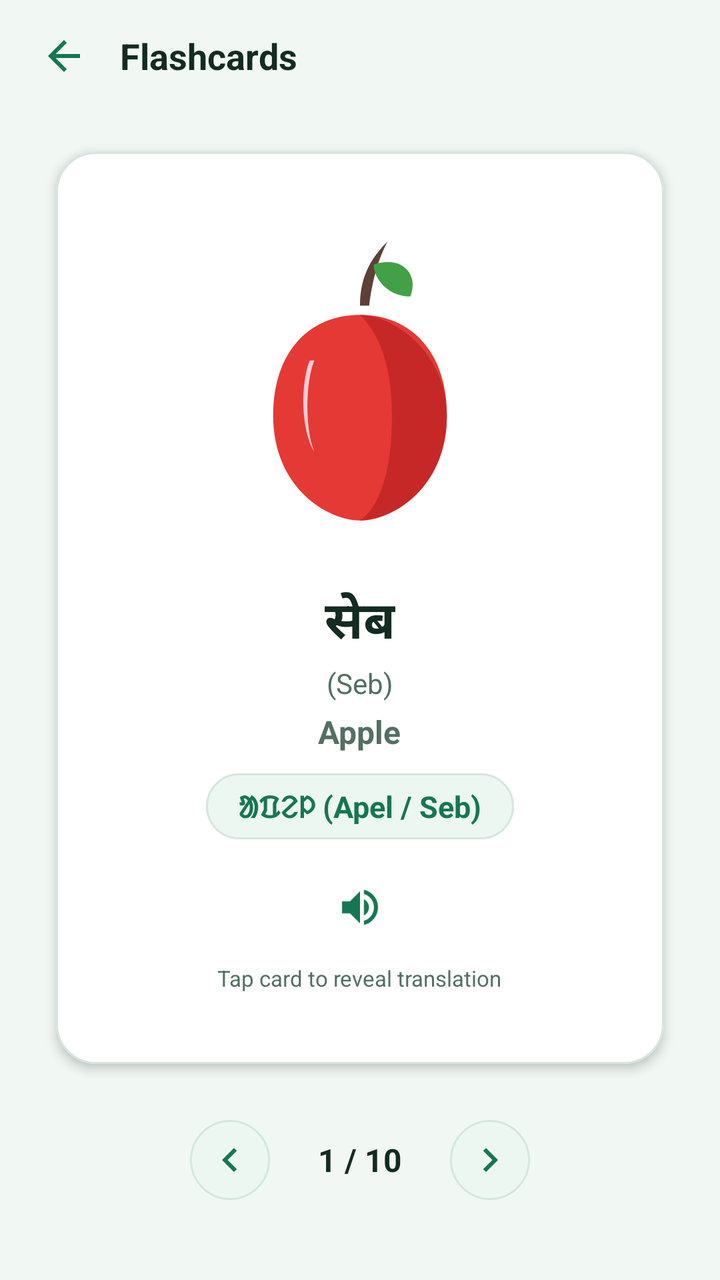
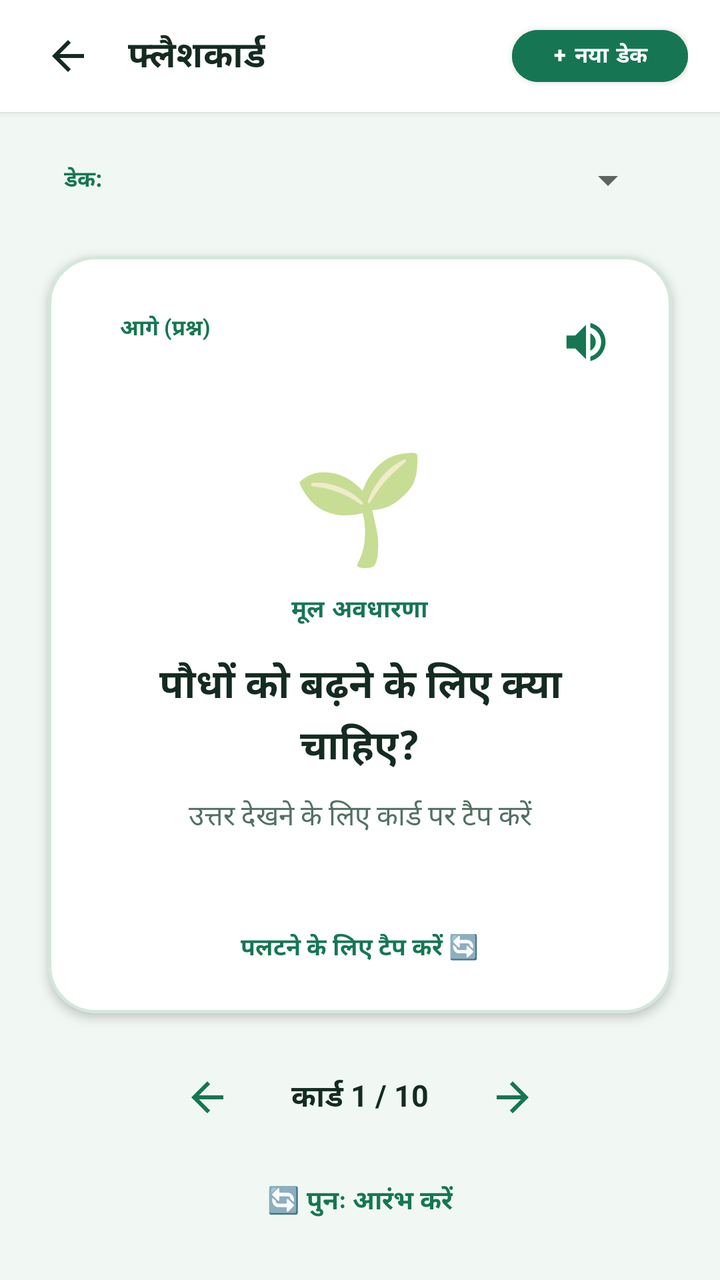

Compare the two renders of this Android layout. The source of the first and the diff that turns it into the second are given below.
<!-- AndroidManifest.xml: application theme Theme.VernacularLearning -->
<!-- res/layout/activity_flashcard.xml -->
<?xml version="1.0" encoding="utf-8"?>
<androidx.constraintlayout.widget.ConstraintLayout xmlns:android="http://schemas.android.com/apk/res/android"
    xmlns:app="http://schemas.android.com/apk/res-auto"
    xmlns:tools="http://schemas.android.com/tools"
    android:id="@+id/flashcardRoot"
    android:layout_width="match_parent"
    android:layout_height="match_parent"
    android:background="?attr/customBackgroundColor">

    
    <LinearLayout
        android:id="@+id/flashcardTopBar"
        android:layout_width="match_parent"
        android:layout_height="56dp"
        android:gravity="center_vertical"
        android:orientation="horizontal"
        android:paddingHorizontal="16dp"
        app:layout_constraintEnd_toEndOf="parent"
        app:layout_constraintStart_toStartOf="parent"
        app:layout_constraintTop_toTopOf="parent">

        <ImageView
            android:id="@+id/btnFlashcardBack"
            android:layout_width="32dp"
            android:layout_height="32dp"
            android:background="?attr/selectableItemBackgroundBorderless"
            android:contentDescription="Back"
            android:padding="4dp"
            android:src="@drawable/ic_arrow_back"
            app:tint="?attr/customPrimaryColor" />

        <TextView
            android:layout_width="0dp"
            android:layout_height="wrap_content"
            android:layout_marginStart="12dp"
            android:layout_weight="1"
            android:text="@string/flashcards_title"
            android:textColor="?attr/customTextColor"
            android:textSize="18sp"
            android:textStyle="bold" />
    </LinearLayout>

    
    <com.google.android.material.card.MaterialCardView
        android:id="@+id/cardFlashcardMain"
        android:layout_width="0dp"
        android:layout_height="0dp"
        android:layout_marginHorizontal="28dp"
        android:layout_marginTop="20dp"
        android:layout_marginBottom="24dp"
        android:clickable="true"
        android:focusable="true"
        app:cardBackgroundColor="?attr/customCardColor"
        app:cardCornerRadius="20dp"
        app:cardElevation="3dp"
        app:layout_constraintBottom_toTopOf="@+id/flashcardControls"
        app:layout_constraintEnd_toEndOf="parent"
        app:layout_constraintStart_toStartOf="parent"
        app:layout_constraintTop_toBottomOf="@+id/flashcardTopBar"
        app:strokeColor="?attr/customBorderColor"
        app:strokeWidth="1dp">

        <LinearLayout
            android:layout_width="match_parent"
            android:layout_height="match_parent"
            android:gravity="center"
            android:orientation="vertical"
            android:padding="24dp">

            
            <ImageView
                android:id="@+id/ivFlashcardVisual"
                android:layout_width="160dp"
                android:layout_height="160dp"
                android:contentDescription="Flashcard illustration"
                android:scaleType="fitCenter"
                android:src="@drawable/ic_apple_single" />

            
            <TextView
                android:id="@+id/tvFlashcardHindi"
                android:layout_width="wrap_content"
                android:layout_height="wrap_content"
                android:layout_marginTop="20dp"
                android:text="@string/flashcard_hindi_word"
                android:textColor="?attr/customTextColor"
                android:textSize="26sp"
                android:textStyle="bold" />

            
            <TextView
                android:id="@+id/tvFlashcardTransliteration"
                android:layout_width="wrap_content"
                android:layout_height="wrap_content"
                android:layout_marginTop="2dp"
                android:text="@string/flashcard_transliteration"
                android:textColor="?attr/customTextSecondaryColor"
                android:textSize="14sp" />

            
            <TextView
                android:id="@+id/tvFlashcardEnglish"
                android:layout_width="wrap_content"
                android:layout_height="wrap_content"
                android:layout_marginTop="4dp"
                android:text="@string/flashcard_english_word"
                android:textColor="?attr/customTextSecondaryColor"
                android:textSize="16sp"
                android:textStyle="bold" />

            
            <TextView
                android:id="@+id/tvFlashcardMotherTongue"
                android:layout_width="wrap_content"
                android:layout_height="wrap_content"
                android:layout_marginTop="10dp"
                android:background="@drawable/bg_pill_secondary"
                android:paddingHorizontal="16dp"
                android:paddingVertical="6dp"
                android:text="@string/flashcard_santhali_word"
                android:textColor="?attr/customPrimaryColor"
                android:textSize="15sp"
                android:textStyle="bold" />

            
            <ImageView
                android:id="@+id/btnFlashcardAudio"
                android:layout_width="40dp"
                android:layout_height="40dp"
                android:layout_marginTop="14dp"
                android:background="?attr/selectableItemBackgroundBorderless"
                android:contentDescription="Play pronunciation"
                android:padding="8dp"
                android:src="@drawable/ic_speaker"
                app:tint="?attr/customPrimaryColor" />

            
            <TextView
                android:id="@+id/tvTapHint"
                android:layout_width="wrap_content"
                android:layout_height="wrap_content"
                android:layout_marginTop="8dp"
                android:text="@string/tap_to_reveal"
                android:textColor="?attr/customTextSecondaryColor"
                android:textSize="11sp" />

        </LinearLayout>
    </com.google.android.material.card.MaterialCardView>

    
    <LinearLayout
        android:id="@+id/flashcardControls"
        android:layout_width="wrap_content"
        android:layout_height="48dp"
        android:layout_marginBottom="36dp"
        android:gravity="center"
        android:orientation="horizontal"
        app:layout_constraintBottom_toBottomOf="parent"
        app:layout_constraintEnd_toEndOf="parent"
        app:layout_constraintStart_toStartOf="parent">

        
        <ImageView
            android:id="@+id/btnPrevCard"
            android:layout_width="40dp"
            android:layout_height="40dp"
            android:background="@drawable/bg_pill_secondary"
            android:clickable="true"
            android:contentDescription="Previous Card"
            android:focusable="true"
            android:padding="8dp"
            android:src="@drawable/ic_arrow_left"
            app:tint="?attr/customPrimaryColor" />

        
        <TextView
            android:id="@+id/tvCardCounter"
            android:layout_width="wrap_content"
            android:layout_height="wrap_content"
            android:layout_marginHorizontal="24dp"
            android:text="@string/flashcard_counter_sample"
            android:textColor="?attr/customTextColor"
            android:textSize="16sp"
            android:textStyle="bold" />

        
        <ImageView
            android:id="@+id/btnNextCard"
            android:layout_width="40dp"
            android:layout_height="40dp"
            android:background="@drawable/bg_pill_secondary"
            android:clickable="true"
            android:contentDescription="Next Card"
            android:focusable="true"
            android:padding="8dp"
            android:src="@drawable/ic_arrow_right"
            app:tint="?attr/customPrimaryColor" />

    </LinearLayout>

    
    <LinearLayout
        android:id="@+id/layoutEmptyFlashcards"
        android:layout_width="wrap_content"
        android:layout_height="wrap_content"
        android:gravity="center"
        android:orientation="vertical"
        android:padding="32dp"
        android:visibility="gone"
        app:layout_constraintBottom_toBottomOf="parent"
        app:layout_constraintEnd_toEndOf="parent"
        app:layout_constraintStart_toStartOf="parent"
        app:layout_constraintTop_toBottomOf="@+id/flashcardTopBar">

        <ImageView
            android:layout_width="64dp"
            android:layout_height="64dp"
            android:contentDescription="No flashcards"
            android:src="@drawable/ic_language"
            app:tint="?attr/customTextSecondaryColor" />

        <TextView
            android:layout_width="wrap_content"
            android:layout_height="wrap_content"
            android:layout_marginTop="16dp"
            android:gravity="center"
            android:text="@string/empty_flashcards_title"
            android:textColor="?attr/customTextColor"
            android:textSize="18sp"
            android:textStyle="bold" />

        <TextView
            android:layout_width="wrap_content"
            android:layout_height="wrap_content"
            android:layout_marginTop="8dp"
            android:gravity="center"
            android:text="@string/empty_flashcards_desc"
            android:textColor="?attr/customTextSecondaryColor"
            android:textSize="13sp" />
    </LinearLayout>

</androidx.constraintlayout.widget.ConstraintLayout>
<!-- resources referenced by this layout -->
<resources>
  <!-- drawable bg_pill_secondary (drawable) -->
  <?xml version="1.0" encoding="utf-8"?>
  <shape xmlns:android="http://schemas.android.com/apk/res/android"
      android:shape="rectangle">
      <corners android:radius="20dp" />
      <solid android:color="?attr/customCardTintColor" />
      <stroke
          android:width="1dp"
          android:color="?attr/customBorderColor" />
  </shape>
  <!-- drawable ic_arrow_back (drawable) -->
  <vector xmlns:android="http://schemas.android.com/apk/res/android"
      android:width="24dp"
      android:height="24dp"
      android:viewportWidth="24"
      android:viewportHeight="24">
    <path
        android:fillColor="#167653"
        android:pathData="M20,11H7.83l5.59,-5.59L12,4l-8,8 8,8 1.41,-1.41L7.83,13H20v-2z"/>
  </vector>
  <!-- drawable ic_arrow_left (drawable) -->
  <vector xmlns:android="http://schemas.android.com/apk/res/android"
      android:width="24dp"
      android:height="24dp"
      android:viewportWidth="24"
      android:viewportHeight="24">
    <path
        android:fillColor="#167653"
        android:pathData="M15.41,7.41L14,6l-6,6 6,6 1.41,-1.41L10.83,12z"/>
  </vector>
  <!-- drawable ic_arrow_right (drawable) -->
  <vector xmlns:android="http://schemas.android.com/apk/res/android"
      android:width="24dp"
      android:height="24dp"
      android:viewportWidth="24"
      android:viewportHeight="24">
    <path
        android:fillColor="#167653"
        android:pathData="M10,6L8.59,7.41 13.17,12l-4.58,4.59L10,18l6,-6z"/>
  </vector>
  <!-- drawable ic_language (drawable) -->
  <vector xmlns:android="http://schemas.android.com/apk/res/android"
      android:width="24dp"
      android:height="24dp"
      android:viewportWidth="24"
      android:viewportHeight="24">
    <path
        android:fillColor="#167653"
        android:pathData="M11.99,2C6.47,2 2,6.48 2,12s4.47,10 9.99,10C17.52,22 22,17.52 22,12S17.52,2 11.99,2zm6.93,6h-2.95c-0.32,-1.25 -0.78,-2.45 -1.38,-3.56 1.84,0.63 3.37,1.91 4.33,3.56zM12,4.04c0.83,1.2 1.48,2.53 1.91,3.96h-3.82c0.43,-1.43 1.08,-2.76 1.91,-3.96zM4.26,14C4.1,13.36 4,12.69 4,12s0.1,-1.36 0.26,-2h3.38c-0.08,0.66 -0.14,1.32 -0.14,2 0,0.68 0.06,1.34 0.14,2H4.26zm0.82,2h2.95c0.32,1.25 0.78,2.45 1.38,3.56 -1.84,-0.63 -3.37,-1.9 -4.33,-3.56zm2.95,-8H5.08c0.96,-1.66 2.49,-2.93 4.33,-3.56 -0.6,1.11 -1.06,2.31 -1.38,3.56zM12,19.96c-0.83,-1.2 -1.48,-2.53 -1.91,-3.96h3.82c-0.43,1.43 -1.08,2.76 -1.91,3.96zM14.34,14H9.66c-0.09,-0.66 -0.16,-1.32 -0.16,-2 0,-0.68 0.07,-1.35 0.16,-2h4.68c0.09,0.65 0.16,1.32 0.16,2 0,0.68 -0.07,1.34 -0.16,2zm0.15,5.56c0.6,-1.11 1.06,-2.31 1.38,-3.56h2.95c-0.96,1.65 -2.49,2.93 -4.33,3.56zM16.36,14c0.08,-0.66 0.14,-1.32 0.14,-2 0,-0.68 -0.06,-1.34 -0.14,-2h3.38c0.16,0.64 0.26,1.31 0.26,2s-0.1,1.36 -0.26,2h-3.38z"/>
  </vector>
  <string name="empty_flashcards_desc">No vocabulary flashcards found offline. Vocabulary items will appear here when added.</string>
  <string name="empty_flashcards_title">No Flashcards Available</string>
  <string name="flashcard_counter_sample">1 / 10</string>
  <string name="flashcard_english_word">Apple</string>
  <string name="flashcard_hindi_word">सेब</string>
  <string name="flashcard_santhali_word">ᱟᱯᱮᱞ (Apel / Seb)</string>
  <string name="flashcard_transliteration">(Seb)</string>
  <string name="flashcards_title">Flashcards</string>
  <string name="tap_to_reveal">Tap card to reveal translation</string>
  <color name="primary_forest_green">#167653</color>
  <color name="primary_dark_forest_green">#155B43</color>
  <color name="white">#FFFFFF</color>
  <color name="bg_light">#F1F8F4</color>
  <color name="nav_bg_light">#FFFFFF</color>
  <color name="card_bg_light">#FFFFFF</color>
  <color name="card_bg_light_tint">#EDF7F2</color>
  <color name="text_primary_light">#142B21</color>
  <color name="text_secondary_light">#527063</color>
  <color name="border_light">#D4E7DC</color>
  <color name="nav_selected_light">#167653</color>
  <color name="nav_unselected_light">#7A9A8C</color>
  <!-- unchanged entries left out for length: 3 -->
</resources>

<!-- the commit's change to res/layout/activity_flashcard.xml (unified diff, before → after) -->
@@ -8,12 +8,12 @@
     android:background="?attr/customBackgroundColor">
 
     
-    <LinearLayout
+    <RelativeLayout
         android:id="@+id/flashcardTopBar"
         android:layout_width="match_parent"
         android:layout_height="56dp"
-        android:gravity="center_vertical"
-        android:orientation="horizontal"
+        android:background="?attr/customCardColor"
+        android:elevation="2dp"
         android:paddingHorizontal="16dp"
         app:layout_constraintEnd_toEndOf="parent"
         app:layout_constraintStart_toStartOf="parent"
@@ -21,23 +21,75 @@
 
         <ImageView
             android:id="@+id/btnFlashcardBack"
-            android:layout_width="32dp"
-            android:layout_height="32dp"
+            android:layout_width="36dp"
+            android:layout_height="36dp"
+            android:layout_alignParentStart="true"
+            android:layout_centerVertical="true"
             android:background="?attr/selectableItemBackgroundBorderless"
+            android:clickable="true"
             android:contentDescription="Back"
-            android:padding="4dp"
-            android:src="@drawable/ic_arrow_back"
-            app:tint="?attr/customPrimaryColor" />
+            android:focusable="true"
+            android:padding="6dp"
+            android:src="@drawable/ic_back"
+            app:tint="?attr/customTextColor" />
 
         <TextView
-            android:layout_width="0dp"
+            android:id="@+id/tvDeckTitle"
+            android:layout_width="wrap_content"
             android:layout_height="wrap_content"
+            android:layout_centerVertical="true"
             android:layout_marginStart="12dp"
-            android:layout_weight="1"
-            android:text="@string/flashcards_title"
+            android:layout_toEndOf="@id/btnFlashcardBack"
+            android:ellipsize="end"
+            android:maxLines="1"
+            android:text="फ्लैशकार्ड"
             android:textColor="?attr/customTextColor"
             android:textSize="18sp"
             android:textStyle="bold" />
+
+        <com.google.android.material.button.MaterialButton
+            android:id="@+id/btnCreateFlashcardDeck"
+            android:layout_width="wrap_content"
+            android:layout_height="38dp"
+            android:layout_alignParentEnd="true"
+            android:layout_centerVertical="true"
+            android:backgroundTint="?attr/customPrimaryColor"
+            android:text="+ नया डेक"
+            android:textAllCaps="false"
+            android:textColor="@color/white"
+            android:textSize="11sp"
+            android:textStyle="bold"
+            app:cornerRadius="19dp" />
+    </RelativeLayout>
+
+    
+    <LinearLayout
+        android:id="@+id/layoutDeckSelector"
+        android:layout_width="match_parent"
+        android:layout_height="44dp"
+        android:layout_marginHorizontal="20dp"
+        android:layout_marginTop="12dp"
+        android:background="@drawable/bg_tab_unselected"
+        android:gravity="center_vertical"
+        android:orientation="horizontal"
+        android:paddingHorizontal="12dp"
+        app:layout_constraintEnd_toEndOf="parent"
+        app:layout_constraintStart_toStartOf="parent"
+        app:layout_constraintTop_toBottomOf="@id/flashcardTopBar">
+
+        <TextView
+            android:layout_width="wrap_content"
+            android:layout_height="wrap_content"
+            android:text="डेक:"
+            android:textColor="?attr/customPrimaryColor"
+            android:textSize="11sp"
+            android:textStyle="bold" />
+
+        <Spinner
+            android:id="@+id/spnSelectDeck"
+            android:layout_width="match_parent"
+            android:layout_height="match_parent"
+            android:layout_marginStart="8dp" />
     </LinearLayout>
 
     
@@ -45,157 +97,193 @@
         android:id="@+id/cardFlashcardMain"
         android:layout_width="0dp"
         android:layout_height="0dp"
-        android:layout_marginHorizontal="28dp"
-        android:layout_marginTop="20dp"
-        android:layout_marginBottom="24dp"
+        android:layout_marginHorizontal="24dp"
+        android:layout_marginTop="16dp"
+        android:layout_marginBottom="18dp"
         android:clickable="true"
         android:focusable="true"
         app:cardBackgroundColor="?attr/customCardColor"
-        app:cardCornerRadius="20dp"
+        app:cardCornerRadius="24dp"
         app:cardElevation="3dp"
         app:layout_constraintBottom_toTopOf="@+id/flashcardControls"
         app:layout_constraintEnd_toEndOf="parent"
         app:layout_constraintStart_toStartOf="parent"
-        app:layout_constraintTop_toBottomOf="@+id/flashcardTopBar"
+        app:layout_constraintTop_toBottomOf="@+id/layoutDeckSelector"
         app:strokeColor="?attr/customBorderColor"
-        app:strokeWidth="1dp">
-
-        <LinearLayout
+        app:strokeWidth="1.5dp">
+
+        <RelativeLayout
             android:layout_width="match_parent"
             android:layout_height="match_parent"
-            android:gravity="center"
-            android:orientation="vertical"
             android:padding="24dp">
 
             
-            <ImageView
-                android:id="@+id/ivFlashcardVisual"
-                android:layout_width="160dp"
-                android:layout_height="160dp"
-                android:contentDescription="Flashcard illustration"
-                android:scaleType="fitCenter"
-                android:src="@drawable/ic_apple_single" />
-
-            
             <TextView
-                android:id="@+id/tvFlashcardHindi"
+                android:id="@+id/tvCardSideBadge"
                 android:layout_width="wrap_content"
                 android:layout_height="wrap_content"
-                android:layout_marginTop="20dp"
-                android:text="@string/flashcard_hindi_word"
-                android:textColor="?attr/customTextColor"
-                android:textSize="26sp"
-                android:textStyle="bold" />
-
-            
-            <TextView
-                android:id="@+id/tvFlashcardTransliteration"
-                android:layout_width="wrap_content"
-                android:layout_height="wrap_content"
-                android:layout_marginTop="2dp"
-                android:text="@string/flashcard_transliteration"
-                android:textColor="?attr/customTextSecondaryColor"
-                android:textSize="14sp" />
-
-            
-            <TextView
-                android:id="@+id/tvFlashcardEnglish"
-                android:layout_width="wrap_content"
-                android:layout_height="wrap_content"
-                android:layout_marginTop="4dp"
-                android:text="@string/flashcard_english_word"
-                android:textColor="?attr/customTextSecondaryColor"
-                android:textSize="16sp"
-                android:textStyle="bold" />
-
-            
-            <TextView
-                android:id="@+id/tvFlashcardMotherTongue"
-                android:layout_width="wrap_content"
-                android:layout_height="wrap_content"
-                android:layout_marginTop="10dp"
-                android:background="@drawable/bg_pill_secondary"
-                android:paddingHorizontal="16dp"
-                android:paddingVertical="6dp"
-                android:text="@string/flashcard_santhali_word"
+                android:layout_alignParentStart="true"
+                android:layout_alignParentTop="true"
+                android:background="@drawable/bg_tab_unselected"
+                android:paddingHorizontal="12dp"
+                android:paddingVertical="4dp"
+                android:text="आगे (प्रश्न)"
                 android:textColor="?attr/customPrimaryColor"
-                android:textSize="15sp"
+                android:textSize="11sp"
                 android:textStyle="bold" />
 
             
             <ImageView
                 android:id="@+id/btnFlashcardAudio"
-                android:layout_width="40dp"
-                android:layout_height="40dp"
-                android:layout_marginTop="14dp"
+                android:layout_width="38dp"
+                android:layout_height="38dp"
+                android:layout_alignParentEnd="true"
+                android:layout_alignParentTop="true"
                 android:background="?attr/selectableItemBackgroundBorderless"
-                android:contentDescription="Play pronunciation"
-                android:padding="8dp"
+                android:contentDescription="Play audio"
+                android:padding="6dp"
                 android:src="@drawable/ic_speaker"
                 app:tint="?attr/customPrimaryColor" />
+
+            
+            <LinearLayout
+                android:layout_width="match_parent"
+                android:layout_height="wrap_content"
+                android:layout_centerInParent="true"
+                android:gravity="center"
+                android:orientation="vertical">
+
+                <TextView
+                    android:id="@+id/tvFlashcardEmoji"
+                    android:layout_width="wrap_content"
+                    android:layout_height="wrap_content"
+                    android:text="🌱"
+                    android:textSize="54sp" />
+
+                
+                <TextView
+                    android:id="@+id/tvFlashcardConcept"
+                    android:layout_width="wrap_content"
+                    android:layout_height="wrap_content"
+                    android:layout_marginTop="8dp"
+                    android:letterSpacing="0.05"
+                    android:text="मूल अवधारणा"
+                    android:textColor="?attr/customPrimaryColor"
+                    android:textSize="12sp"
+                    android:textStyle="bold" />
+
+                
+                <TextView
+                    android:id="@+id/tvFlashcardMainText"
+                    android:layout_width="match_parent"
+                    android:layout_height="wrap_content"
+                    android:layout_marginTop="14dp"
+                    android:gravity="center"
+                    android:lineSpacingExtra="4dp"
+                    android:text="पौधों को बढ़ने के लिए क्या चाहिए?"
+                    android:textColor="?attr/customTextColor"
+                    android:textSize="20sp"
+                    android:textStyle="bold" />
+
+                
+                <TextView
+                    android:id="@+id/tvFlashcardSubText"
+                    android:layout_width="match_parent"
+                    android:layout_height="wrap_content"
+                    android:layout_marginTop="10dp"
+                    android:gravity="center"
+                    android:text="उत्तर देखने के लिए कार्ड पर टैप करें"
+                    android:textColor="?attr/customTextSecondaryColor"
+                    android:textSize="14sp" />
+            </LinearLayout>
 
             
             <TextView
                 android:id="@+id/tvTapHint"
                 android:layout_width="wrap_content"
                 android:layout_height="wrap_content"
-                android:layout_marginTop="8dp"
-                android:text="@string/tap_to_reveal"
-                android:textColor="?attr/customTextSecondaryColor"
-                android:textSize="11sp" />
-
-        </LinearLayout>
+                android:layout_alignParentBottom="true"
+                android:layout_centerHorizontal="true"
+                android:text="पलटने के लिए टैप करें 🔄"
+                android:textColor="?attr/customPrimaryColor"
+                android:textSize="12sp"
+                android:textStyle="bold" />
+
+        </RelativeLayout>
     </com.google.android.material.card.MaterialCardView>
 
     
     <LinearLayout
         android:id="@+id/flashcardControls"
-        android:layout_width="wrap_content"
-        android:layout_height="48dp"
-        android:layout_marginBottom="36dp"
+        android:layout_width="match_parent"
+        android:layout_height="wrap_content"
+        android:layout_marginBottom="24dp"
         android:gravity="center"
-        android:orientation="horizontal"
+        android:orientation="vertical"
         app:layout_constraintBottom_toBottomOf="parent"
         app:layout_constraintEnd_toEndOf="parent"
         app:layout_constraintStart_toStartOf="parent">
 
-        
-        <ImageView
-            android:id="@+id/btnPrevCard"
-            android:layout_width="40dp"
-            android:layout_height="40dp"
-            android:background="@drawable/bg_pill_secondary"
-            android:clickable="true"
-            android:contentDescription="Previous Card"
-            android:focusable="true"
-            android:padding="8dp"
-            android:src="@drawable/ic_arrow_left"
-            app:tint="?attr/customPrimaryColor" />
+        <LinearLayout
+            android:layout_width="wrap_content"
+            android:layout_height="48dp"
+            android:gravity="center_vertical"
+            android:orientation="horizontal">
+
+            
+            <ImageView
+                android:id="@+id/btnPrevCard"
+                android:layout_width="44dp"
+                android:layout_height="44dp"
+                android:background="@drawable/bg_tab_unselected"
+                android:clickable="true"
+                android:contentDescription="Previous Card"
+                android:focusable="true"
+                android:padding="10dp"
+                android:src="@drawable/ic_back"
+                app:tint="?attr/customPrimaryColor" />
+
+            
+            <TextView
+                android:id="@+id/tvCardCounter"
+                android:layout_width="wrap_content"
+                android:layout_height="wrap_content"
+                android:layout_marginHorizontal="20dp"
+                android:text="कार्ड 1 / 10"
+                android:textColor="?attr/customTextColor"
+                android:textSize="15sp"
+                android:textStyle="bold" />
+
+            
+            <ImageView
+                android:id="@+id/btnNextCard"
+                android:layout_width="44dp"
+                android:layout_height="44dp"
+                android:background="@drawable/bg_tab_unselected"
+                android:clickable="true"
+                android:contentDescription="Next Card"
+                android:focusable="true"
+                android:padding="10dp"
+                android:rotation="180"
+                android:src="@drawable/ic_back"
+                app:tint="?attr/customPrimaryColor" />
+        </LinearLayout>
 
         
         <TextView
-            android:id="@+id/tvCardCounter"
+            android:id="@+id/btnRestartDeck"
             android:layout_width="wrap_content"
             android:layout_height="wrap_content"
-            android:layout_marginHorizontal="24dp"
-            android:text="@string/flashcard_counter_sample"
-            android:textColor="?attr/customTextColor"
-            android:textSize="16sp"
+            android:layout_marginTop="12dp"
+            android:background="?attr/selectableItemBackground"
+            android:clickable="true"
+            android:focusable="true"
+            android:paddingHorizontal="16dp"
+            android:paddingVertical="6dp"
+            android:text="🔄 पुनः आरंभ करें"
+            android:textColor="?attr/customPrimaryColor"
+            android:textSize="13sp"
             android:textStyle="bold" />
-
-        
-        <ImageView
-            android:id="@+id/btnNextCard"
-            android:layout_width="40dp"
-            android:layout_height="40dp"
-            android:background="@drawable/bg_pill_secondary"
-            android:clickable="true"
-            android:contentDescription="Next Card"
-            android:focusable="true"
-            android:padding="8dp"
-            android:src="@drawable/ic_arrow_right"
-            app:tint="?attr/customPrimaryColor" />
-
     </LinearLayout>
 
     
@@ -215,28 +303,17 @@
         <ImageView
             android:layout_width="64dp"
             android:layout_height="64dp"
-            android:contentDescription="No flashcards"
-            android:src="@drawable/ic_language"
+            android:src="@drawable/ic_apple_single"
             app:tint="?attr/customTextSecondaryColor" />
 
         <TextView
             android:layout_width="wrap_content"
             android:layout_height="wrap_content"
             android:layout_marginTop="16dp"
-            android:gravity="center"
-            android:text="@string/empty_flashcards_title"
+            android:text="इस डेक में कोई फ्लैशकार्ड नहीं है"
             android:textColor="?attr/customTextColor"
             android:textSize="18sp"
             android:textStyle="bold" />
-
-        <TextView
-            android:layout_width="wrap_content"
-            android:layout_height="wrap_content"
-            android:layout_marginTop="8dp"
-            android:gravity="center"
-            android:text="@string/empty_flashcards_desc"
-            android:textColor="?attr/customTextSecondaryColor"
-            android:textSize="13sp" />
     </LinearLayout>
 
 </androidx.constraintlayout.widget.ConstraintLayout>
<!-- resource entries referenced after the edit -->
@@ -1,16 +1,16 @@
 <!-- resources referenced by this layout -->
 <resources>
-  <!-- drawable bg_pill_secondary (drawable) -->
+  <color name="primary_forest_green">#167653</color>
+  <color name="primary_dark_forest_green">#155B43</color>
+  <color name="white">#FFFFFF</color>
+  <!-- drawable bg_tab_unselected (drawable) -->
   <?xml version="1.0" encoding="utf-8"?>
   <shape xmlns:android="http://schemas.android.com/apk/res/android"
       android:shape="rectangle">
       <corners android:radius="20dp" />
-      <solid android:color="?attr/customCardTintColor" />
-      <stroke
-          android:width="1dp"
-          android:color="?attr/customBorderColor" />
+      <solid android:color="@android:color/transparent" />
   </shape>
-  <!-- drawable ic_arrow_back (drawable) -->
+  <!-- drawable ic_back (drawable) -->
   <vector xmlns:android="http://schemas.android.com/apk/res/android"
       android:width="24dp"
       android:height="24dp"
@@ -20,48 +20,6 @@
         android:fillColor="#167653"
         android:pathData="M20,11H7.83l5.59,-5.59L12,4l-8,8 8,8 1.41,-1.41L7.83,13H20v-2z"/>
   </vector>
-  <!-- drawable ic_arrow_left (drawable) -->
-  <vector xmlns:android="http://schemas.android.com/apk/res/android"
-      android:width="24dp"
-      android:height="24dp"
-      android:viewportWidth="24"
-      android:viewportHeight="24">
-    <path
-        android:fillColor="#167653"
-        android:pathData="M15.41,7.41L14,6l-6,6 6,6 1.41,-1.41L10.83,12z"/>
-  </vector>
-  <!-- drawable ic_arrow_right (drawable) -->
-  <vector xmlns:android="http://schemas.android.com/apk/res/android"
-      android:width="24dp"
-      android:height="24dp"
-      android:viewportWidth="24"
-      android:viewportHeight="24">
-    <path
-        android:fillColor="#167653"
-        android:pathData="M10,6L8.59,7.41 13.17,12l-4.58,4.59L10,18l6,-6z"/>
-  </vector>
-  <!-- drawable ic_language (drawable) -->
-  <vector xmlns:android="http://schemas.android.com/apk/res/android"
-      android:width="24dp"
-      android:height="24dp"
-      android:viewportWidth="24"
-      android:viewportHeight="24">
-    <path
-        android:fillColor="#167653"
-        android:pathData="M11.99,2C6.47,2 2,6.48 2,12s4.47,10 9.99,10C17.52,22 22,17.52 22,12S17.52,2 11.99,2zm6.93,6h-2.95c-0.32,-1.25 -0.78,-2.45 -1.38,-3.56 1.84,0.63 3.37,1.91 4.33,3.56zM12,4.04c0.83,1.2 1.48,2.53 1.91,3.96h-3.82c0.43,-1.43 1.08,-2.76 1.91,-3.96zM4.26,14C4.1,13.36 4,12.69 4,12s0.1,-1.36 0.26,-2h3.38c-0.08,0.66 -0.14,1.32 -0.14,2 0,0.68 0.06,1.34 0.14,2H4.26zm0.82,2h2.95c0.32,1.25 0.78,2.45 1.38,3.56 -1.84,-0.63 -3.37,-1.9 -4.33,-3.56zm2.95,-8H5.08c0.96,-1.66 2.49,-2.93 4.33,-3.56 -0.6,1.11 -1.06,2.31 -1.38,3.56zM12,19.96c-0.83,-1.2 -1.48,-2.53 -1.91,-3.96h3.82c-0.43,1.43 -1.08,2.76 -1.91,3.96zM14.34,14H9.66c-0.09,-0.66 -0.16,-1.32 -0.16,-2 0,-0.68 0.07,-1.35 0.16,-2h4.68c0.09,0.65 0.16,1.32 0.16,2 0,0.68 -0.07,1.34 -0.16,2zm0.15,5.56c0.6,-1.11 1.06,-2.31 1.38,-3.56h2.95c-0.96,1.65 -2.49,2.93 -4.33,3.56zM16.36,14c0.08,-0.66 0.14,-1.32 0.14,-2 0,-0.68 -0.06,-1.34 -0.14,-2h3.38c0.16,0.64 0.26,1.31 0.26,2s-0.1,1.36 -0.26,2h-3.38z"/>
-  </vector>
-  <string name="empty_flashcards_desc">No vocabulary flashcards found offline. Vocabulary items will appear here when added.</string>
-  <string name="empty_flashcards_title">No Flashcards Available</string>
-  <string name="flashcard_counter_sample">1 / 10</string>
-  <string name="flashcard_english_word">Apple</string>
-  <string name="flashcard_hindi_word">सेब</string>
-  <string name="flashcard_santhali_word">ᱟᱯᱮᱞ (Apel / Seb)</string>
-  <string name="flashcard_transliteration">(Seb)</string>
-  <string name="flashcards_title">Flashcards</string>
-  <string name="tap_to_reveal">Tap card to reveal translation</string>
-  <color name="primary_forest_green">#167653</color>
-  <color name="primary_dark_forest_green">#155B43</color>
-  <color name="white">#FFFFFF</color>
   <color name="bg_light">#F1F8F4</color>
   <color name="nav_bg_light">#FFFFFF</color>
   <color name="card_bg_light">#FFFFFF</color>
